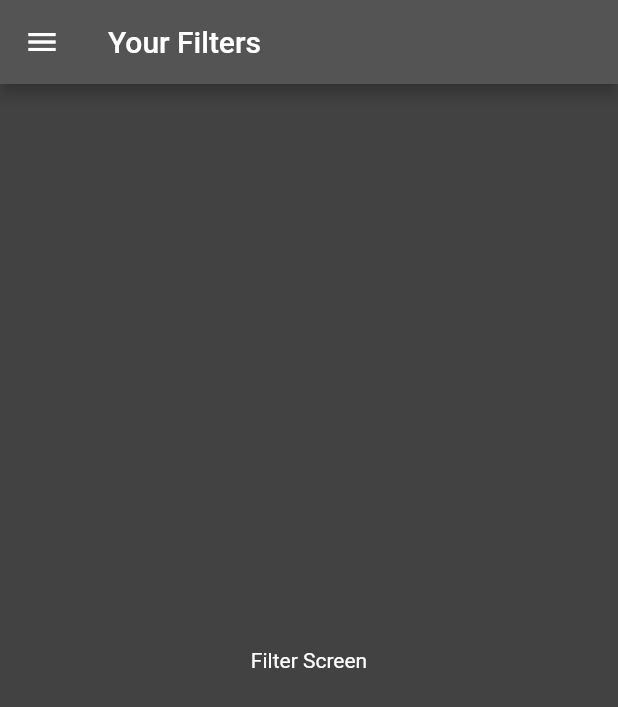
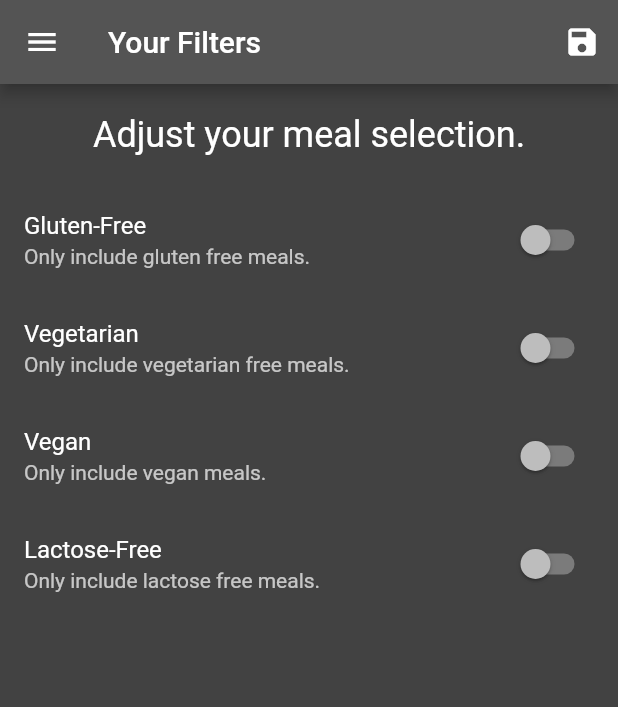
Before and after one commit to kaushalwagle/meals_app, a Flutter app: the FilterScreen screen opened by its route, on a phone screen of 412 x 824 dp. Shown: the top 707 px of the screen. Run offline on Flutter 3.47's test engine with Material 2 defaults, Android fonts, the phone set to English and light mode, and no system bars.

Commit message:
added functional filters

```diff
--- a/lib/main.dart
+++ b/lib/main.dart
@@ -5,12 +5,41 @@ import 'screens/category_meals_screen.dart';
 import 'screens/meal_detail_screen.dart';
 import 'screens/tabs_screens.dart';
 import 'screens/filters_screen.dart';
+import 'models/meal.dart';
+import 'data/dummy_data.dart';
 
 void main() {
   runApp(MyApp());
 }
 
-class MyApp extends StatelessWidget {
+class MyApp extends StatefulWidget {
+  @override
+  _MyAppState createState() => _MyAppState();
+}
+
+class _MyAppState extends State<MyApp> {
+  static Map<String, bool> _filters = {
+    'gluten': false,
+    'lactose': false,
+    'vegan': false,
+    'vegetarian': false,
+  };
+
+  List<Meal> _availableMeals = DUMMY_MEALS.where((meal) {
+    if (meal.isLactoseFree != _filters['gluten']) return false;
+    if (meal.isVegan != _filters['vegan']) return false;
+    if (meal.isVegetarian != _filters['vegetarian']) return false;
+    if (meal.isLactoseFree != _filters['lactose']) return false;
+    return true;
+  }).toList();
+
+  void _setFilters(Map<String, bool> filterData) {
+    setState(() {
+      _filters = filterData;
+
+    });
+  }
+
   @override
   Widget build(BuildContext context) {
     return MaterialApp(
@@ -38,9 +67,10 @@ class MyApp extends StatelessWidget {
       //initialRoute: '/',
       routes: {
         '/': (context) => TabsScreen(),
-        CategoryMealsScreen.routeName: (context) => CategoryMealsScreen(),
+        CategoryMealsScreen.routeName: (context) =>
+            CategoryMealsScreen(_availableMeals),
         MealDetailScreen.routeName: (context) => MealDetailScreen(),
-        FilterScreen.routeName: (context) => FilterScreen(),
+        FilterScreen.routeName: (context) => FilterScreen(_filters,_setFilters),
       },
 //      onGenerateRoute: (settings) {
 //        print(settings.arguments);
--- a/lib/screens/category_meals_screen.dart
+++ b/lib/screens/category_meals_screen.dart
@@ -2,11 +2,12 @@ import 'package:flutter/material.dart';
 
 import '../models/meal.dart';
 import '../widgets/meal_item.dart';
-import '../data/dummy_data.dart';
-import '../widgets/meal_item.dart';
 
 class CategoryMealsScreen extends StatefulWidget {
   static const routeName = '/category-meals';
+  List<Meal> availableMeals;
+
+  CategoryMealsScreen(this.availableMeals);
 
   @override
   _CategoryMealsScreenState createState() => _CategoryMealsScreenState();
@@ -24,8 +25,9 @@ class _CategoryMealsScreenState extends State<CategoryMealsScreen> {
           ModalRoute.of(context).settings.arguments as Map<String, String>;
       final id = routeArgs['id'];
       categoryTitle = routeArgs['title'];
-      displayedMeals =
-          DUMMY_MEALS.where((meal) => meal.categories.contains(id)).toList();
+      displayedMeals = widget.availableMeals
+          .where((meal) => meal.categories.contains(id))
+          .toList();
       _loadesInitData = true;
     }
   }
--- a/lib/screens/filters_screen.dart
+++ b/lib/screens/filters_screen.dart
@@ -2,17 +2,112 @@ import 'package:flutter/material.dart';
 
 import '../widgets/main_drawer.dart';
 
-class FilterScreen extends StatelessWidget {
+class FilterScreen extends StatefulWidget {
   static const routeName = '/filters';
+  final Map<String, bool> currentFilters;
+  final Function saveFilters;
+
+  FilterScreen(this.currentFilters, this.saveFilters);
+
+  @override
+  _FilterScreenState createState() => _FilterScreenState();
+}
+
+class _FilterScreenState extends State<FilterScreen> {
+  bool _glutenFree = false;
+  bool _vegetarian = false;
+  bool _vegan = false;
+  bool _lactoseFree = false;
+
+  @override
+  initState() {
+    _glutenFree = widget.currentFilters['gluten'];
+    _vegetarian = widget.currentFilters['vegetarian'];
+    _vegan = widget.currentFilters['vegan'];
+    _lactoseFree = widget.currentFilters['lactose'];
+    super.initState();
+  }
+
+  Widget _buildSwitchTile(
+    String title,
+    String description,
+    bool currentValue,
+    Function updateValue,
+  ) {
+    return SwitchListTile(
+      title: Text(title),
+      subtitle: Text(description),
+      value: currentValue,
+      onChanged: updateValue,
+    );
+  }
+
   @override
   Widget build(BuildContext context) {
     return Scaffold(
       appBar: AppBar(
         title: Text('Your Filters'),
+        actions: <Widget>[
+          IconButton(
+            icon: Icon(Icons.save),
+            onPressed: () {
+              final selectedFilters = {
+                'gluten': _glutenFree,
+                'lactose': _lactoseFree,
+                'vegan': _vegan,
+                'vegetarian': _vegetarian,
+              };
+              widget.saveFilters(selectedFilters);
+            },
+          ),
+        ],
       ),
       drawer: MainDrawer(),
-      body: Center(
-        child: Text('Filter Screen'),
+      body: Column(
+        children: <Widget>[
+          Container(
+            padding: EdgeInsets.all(20),
+            alignment: Alignment.center,
+            child: Text(
+              'Adjust your meal selection.',
+              style: Theme.of(context).textTheme.headline5,
+            ),
+          ),
+          Expanded(
+            child: ListView(
+              children: <Widget>[
+                _buildSwitchTile('Gluten-Free',
+                    'Only include gluten free meals.', _glutenFree, (newValue) {
+                  setState(() {
+                    _glutenFree = newValue;
+                  });
+                }),
+                _buildSwitchTile(
+                    'Vegetarian',
+                    'Only include vegetarian free meals.',
+                    _vegetarian, (newValue) {
+                  setState(() {
+                    _vegetarian = newValue;
+                  });
+                }),
+                _buildSwitchTile('Vegan', 'Only include vegan meals.', _vegan,
+                    (newValue) {
+                  setState(() {
+                    _vegan = newValue;
+                  });
+                }),
+                _buildSwitchTile(
+                    'Lactose-Free',
+                    'Only include lactose free meals.',
+                    _lactoseFree, (newValue) {
+                  setState(() {
+                    _lactoseFree = newValue;
+                  });
+                }),
+              ],
+            ),
+          ),
+        ],
       ),
     );
   }
```
